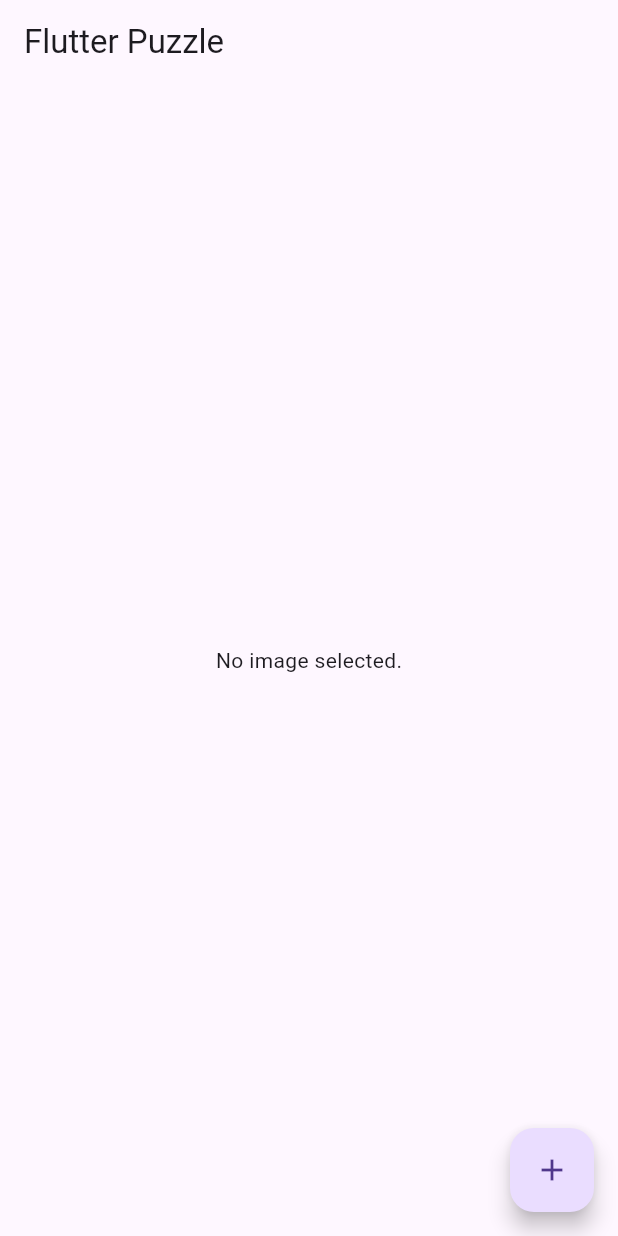
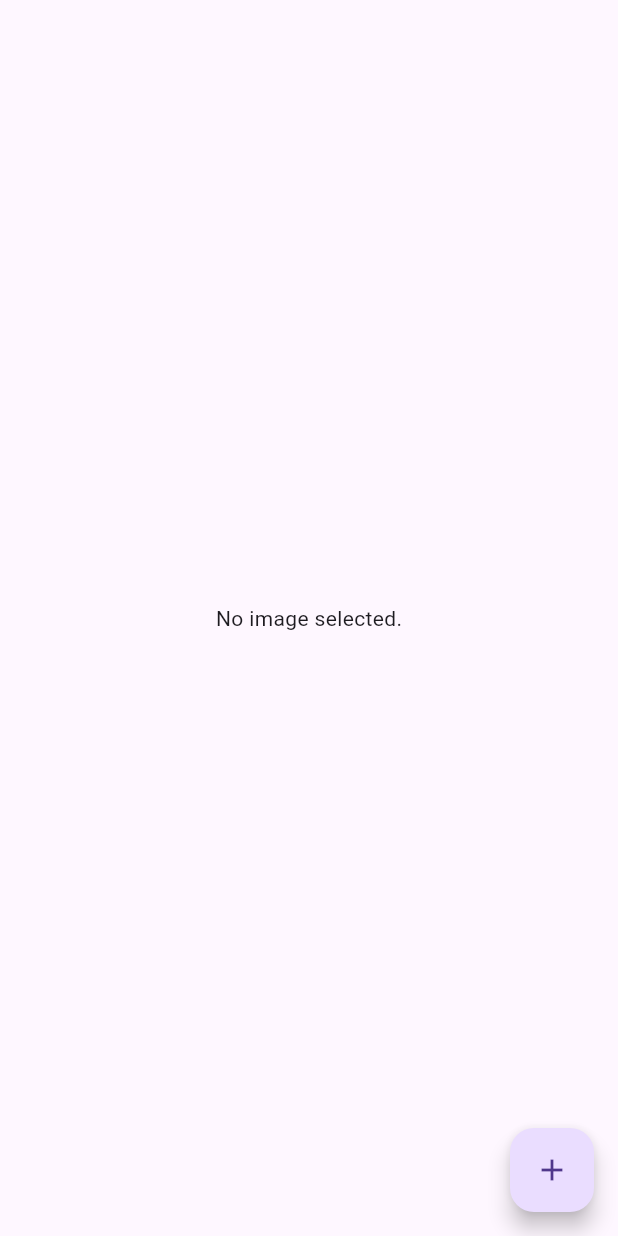
Before and after one commit to mrelac/dragos_puzzle, a Flutter app: the screen it shows after launch, on a phone screen of 412 x 824 dp. Run offline on Flutter 3.47's test engine with Material 3 defaults, Android fonts, the phone set to English and light mode, and no system bars; our stand-ins replace file_picker, image_picker.

Commit message:
Ditched debug banner and AppBar title. Fixed pieces to fit correctly on the target device regardless of original image size or aspect ratio (e.g. handles both portrait and landscape).

```diff
--- a/lib/main.dart
+++ b/lib/main.dart
@@ -2,11 +2,10 @@
 import 'dart:async';
 import 'dart:io';
 
+import 'package:dragos_puzzle/puzzle_piece.dart';
 import 'package:file_picker/file_picker.dart';
 import 'package:flutter/material.dart';
 import 'package:image_picker/image_picker.dart';
-
-import 'package:dragos_puzzle/puzzle_piece.dart';
 
 void main() => runApp(const MyApp());
 
@@ -17,6 +16,7 @@ class MyApp extends StatelessWidget {
   Widget build(BuildContext context) {
     return MaterialApp(
       title: 'Flutter Puzzle',
+      debugShowCheckedModeBanner: false,
       theme: ThemeData(
         primarySwatch: Colors.blue,
       ),
@@ -34,8 +34,6 @@ class MyHomePage extends StatefulWidget {
   final int rows = 3;
   final int cols = 3;
 
-  // MyHomePage({Key key, this.title}) : super(key: key);
-
   @override
   _MyHomePageState createState() => _MyHomePageState();
 }
@@ -46,9 +44,7 @@ class _MyHomePageState extends State<MyHomePage> {
 
   Future getImage(ImageSource source) async {
     FilePickerResult? result = await FilePicker.platform.pickFiles(
-      // initialDirectory: dirs.zipStorage,
       allowMultiple: false,
-      // allowedExtensions: ['png', 'jpg'],
       type: FileType.image,
     );
 
@@ -59,44 +55,15 @@ class _MyHomePageState extends State<MyHomePage> {
       pieces.clear();
     });
     splitImage(Image.file(File(result.paths.first!)));
-
-    // var image = await (ImagePicker()).pickImage(source: source);
-
-    // if (image != null) {
-    //   setState(() {
-    //     _image = File(image.path);
-    //     pieces.clear();
-    //   });
-
-      // splitImage(Image.file(File(image.path)));
-    // }
   }
-
-  // we need to find out the image size, to be used in the PuzzlePiece widget
-  // Future<Size> getImageSize(Image image) async {
-  //   final Completer<Size> completer = Completer<Size>();
-
-  //   image.image.resolve(const ImageConfiguration()).addListener(
-  //         (ImageInfo info, bool _) {
-  //       completer.complete(Size(
-  //         info.image.width.toDouble(),
-  //         info.image.height.toDouble(),
-  //       ));
-  //     },
-  //   );
-
-  //   final Size imageSize = await completer.future;
-
-  //   return imageSize;
-  // }
 
   /// Returns [image] size.
   Future<Size> getImageSize(Image image) {
     Completer<Size> completer = Completer();
     image.image.resolve(const ImageConfiguration()).addListener(
         ImageStreamListener((ImageInfo imageInfo, bool synchronousCall) {
-      Size size = Size(
-          imageInfo.image.width.toDouble(), imageInfo.image.height.toDouble());
+      Size size = Size(imageInfo.image.width.toDouble() - 60,
+          imageInfo.image.height.toDouble() - 80);
       completer.complete(size);
     }));
 
@@ -109,7 +76,6 @@ class _MyHomePageState extends State<MyHomePage> {
 
     for (int x = 0; x < widget.rows; x++) {
       for (int y = 0; y < widget.cols; y++) {
-        print('XXXXX: Adding piece ($x, $y. imageSize = $imageSize');
         setState(() {
           pieces.add(PuzzlePiece(
               key: GlobalKey(),
@@ -145,15 +111,10 @@ class _MyHomePageState extends State<MyHomePage> {
   @override
   Widget build(BuildContext context) {
     return Scaffold(
-      appBar: AppBar(
-        title: Text(widget.title),
-      ),
-      body: SafeArea(
-        child: Center(
-            child: _image == null
-                ? const Text('No image selected.')
-                : Stack(children: pieces)),
-      ),
+      body: Center(
+          child: _image == null
+              ? const Text('No image selected.')
+              : Stack(children: pieces)),
       floatingActionButton: FloatingActionButton(
         onPressed: () {
           showModalBottomSheet(
```
Also changed, not shown: lib/puzzle_piece.dart (+9 -6 lines).
